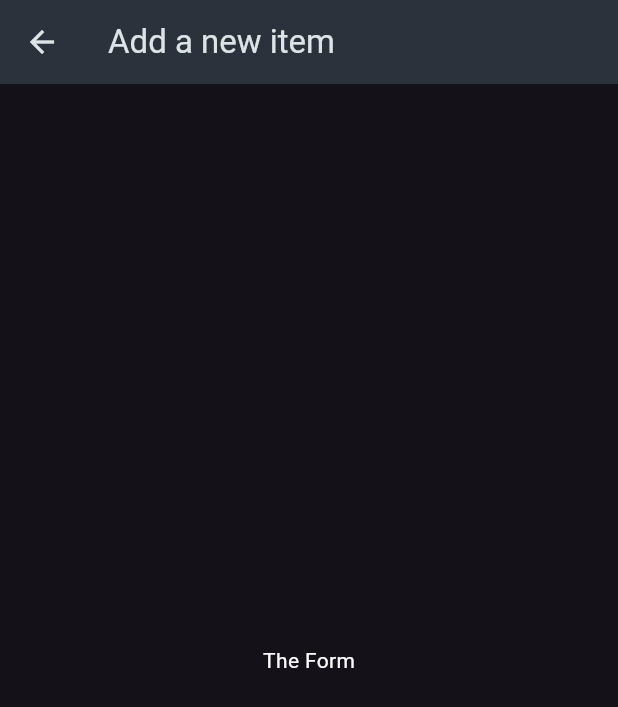
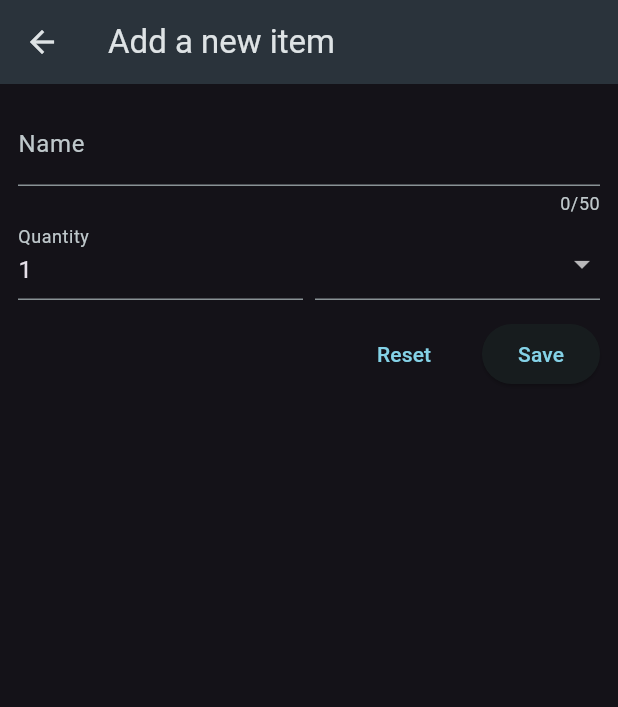
Before and after one commit to eacardenase/flutter-shoppy, a Flutter app: the NewItemScreen screen opened directly, on a phone screen of 412 x 824 dp. Shown: the top 707 px of the screen. Run offline on Flutter 3.47's test engine with Material 3 defaults, Android fonts, the phone set to English and light mode, and no system bars; our stand-ins replace flutter_riverpod.

Commit message:
feat: setup new item form

```diff
--- a/lib/widgets/new_item.dart
+++ b/lib/widgets/new_item.dart
@@ -1,4 +1,5 @@
 import 'package:flutter/material.dart';
+import 'package:shoppy/data/categories.dart';
 
 class NewItem extends StatefulWidget {
   const NewItem({super.key});
@@ -10,11 +11,71 @@ class NewItem extends StatefulWidget {
 class _NewItem extends State<NewItem> {
   @override
   Widget build(BuildContext context) {
-    return const Center(
-      child: Text(
-        'The Form',
-        style: TextStyle(
-          color: Colors.white,
+    return Center(
+      child: Form(
+        child: Column(
+          children: [
+            TextFormField(
+              maxLength: 50,
+              decoration: const InputDecoration(
+                label: Text('Name'),
+              ),
+              validator: (value) {
+                return 'Demo...';
+              },
+            ),
+            Row(
+              crossAxisAlignment: CrossAxisAlignment.end,
+              children: [
+                Expanded(
+                  child: TextFormField(
+                    decoration: const InputDecoration(
+                      label: Text('Quantity'),
+                    ),
+                    initialValue: '1',
+                  ),
+                ),
+                const SizedBox(width: 8),
+                Expanded(
+                  child: DropdownButtonFormField(
+                    items: [
+                      for (final category in categories.entries)
+                        DropdownMenuItem(
+                          value: category.value,
+                          child: Row(
+                            children: [
+                              Container(
+                                width: 16,
+                                height: 16,
+                                color: category.value.color,
+                              ),
+                              const SizedBox(width: 6),
+                              Text(category.value.title)
+                            ],
+                          ),
+                        )
+                    ],
+                    onChanged: (value) {},
+                  ),
+                )
+              ],
+            ),
+            const SizedBox(height: 12),
+            Row(
+              mainAxisAlignment: MainAxisAlignment.end,
+              children: [
+                TextButton(
+                  onPressed: () {},
+                  child: const Text('Reset'),
+                ),
+                const SizedBox(width: 20),
+                ElevatedButton(
+                  onPressed: () {},
+                  child: const Text('Save'),
+                )
+              ],
+            )
+          ],
         ),
       ),
     );
```
